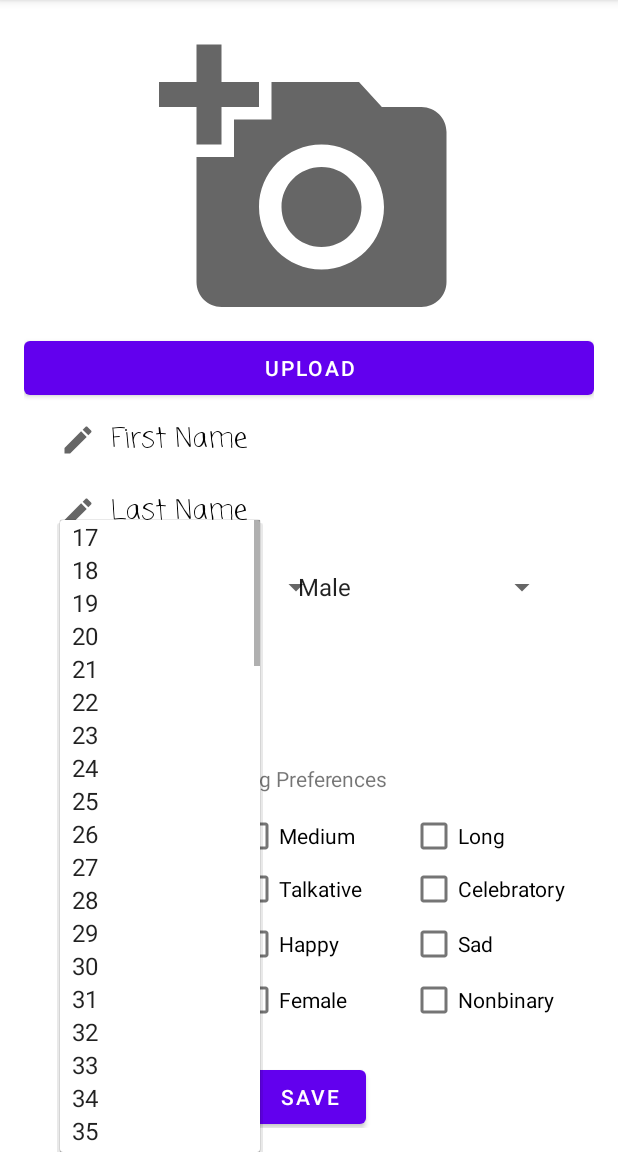
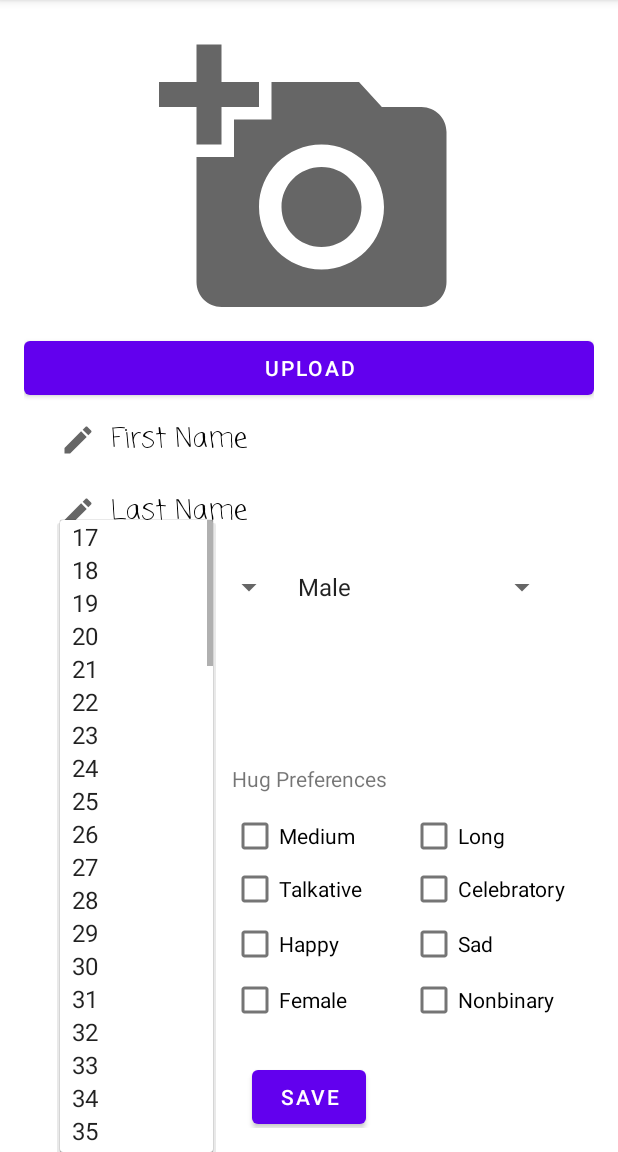
Before and after one commit to Rutvi-Patel/HugMeCampus, an Android app: the fragment EditProfile shown on its own in the app's theme, after a tap on "17", on a phone screen of 412 x 824 dp, the part 84-1236 px from its top. Run offline under Robolectric (Android 15) with nearby library versions, the phone set to English and light mode, and no system bars; our stand-ins replace Firebase (no records; nobody signed in at launch, a user with empty details on screens opened directly); pictures from the network do not load; 1 statement that could not run was skipped.

Commit message:
Fixed age dropdown menu that was on gender dropdown menu

```diff
--- a/app/src/main/res/layout/fragment_edit_profile.xml
+++ b/app/src/main/res/layout/fragment_edit_profile.xml
@@ -41,7 +41,7 @@
 
             <Spinner
                 android:id="@+id/edit_age"
-                android:layout_width="181dp"
+                android:layout_width="150dp"
                 android:layout_height="52dp"
                 android:layout_marginStart="24dp"
                 android:layout_marginTop="348dp"
```
